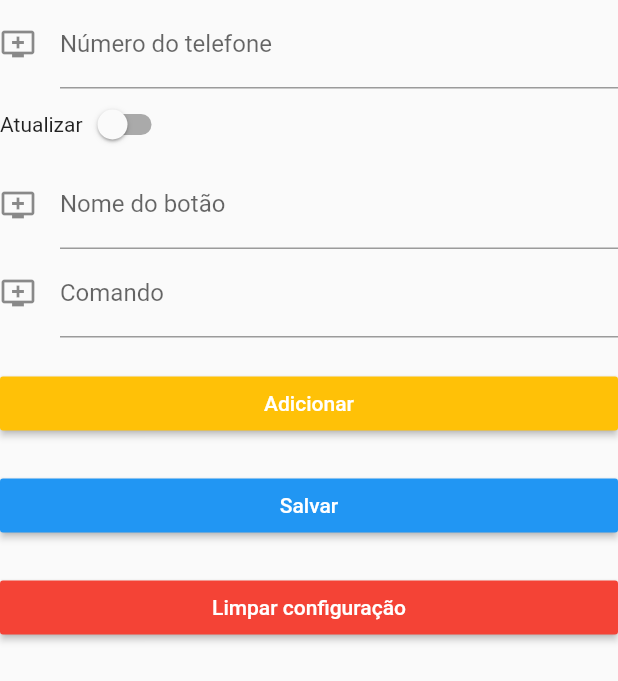
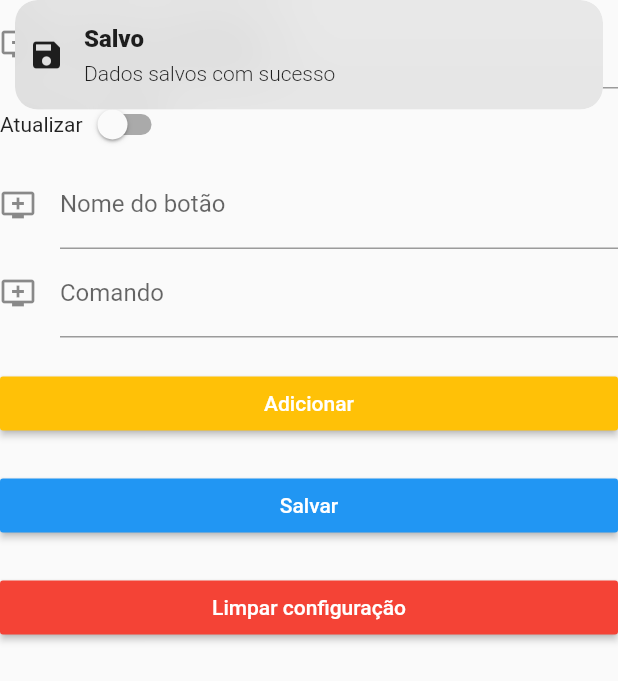
Before and after one commit to marcosradix/bloqueador_universal, a Flutter app: the PageConfig widget shown alone on an empty page, opened directly, after a tap on "Salvar", on a phone screen of 412 x 824 dp. Shown: the top 681 px of the screen. Run offline on Flutter 3.47's test engine with Material 2 defaults, Android fonts, the phone set to English and light mode, and no system bars; our stand-ins replace get, shared_preferences; accounts and stored records are empty; statements that could not run were skipped.

Commit message:
fazendo as mensagens

```diff
--- a/lib/widgets/pages/page_config.dart
+++ b/lib/widgets/pages/page_config.dart
@@ -2,6 +2,7 @@ import 'dart:convert';
 
 import 'package:bloqueador_universal/utils/share_preferences_util.dart';
 import 'package:flutter/material.dart';
+import 'package:get/get.dart';
 
 class PageConfig extends StatefulWidget {
   @override
@@ -89,7 +90,6 @@ class _PageConfigState extends State<PageConfig> {
                     }
                   }else{
                      configuration[_nomeBotao.text] = _comando.text;
-
                   }
                     _nomeBotao.clear();
                     _comando.clear();
@@ -140,6 +140,17 @@ class _PageConfigState extends State<PageConfig> {
                       _nomeBotao.clear();
                       _comando.clear();
                       _telefone.clear();
+                      Get.snackbar(
+                      "Salvo",
+                      "Dados salvos com sucesso",
+                      icon: Icon(Icons.save),
+                      shouldIconPulse: true,
+                      snackPosition: SnackPosition.TOP,
+                      animationDuration: Duration(milliseconds: 500),
+                      barBlur: 20,
+                      isDismissible: true,
+                      duration: Duration(seconds: 3),
+                    );
                     });
                   });
                 },
--- a/pubspec.yaml
+++ b/pubspec.yaml
@@ -23,7 +23,6 @@ environment:
 dependencies:
   flutter:
     sdk: flutter
-  flutter_sms: ^2.0.1+2
   get: ^2.5.6
   shared_preferences: ^0.5.7+2
 
```
Also changed, not shown: lib/widgets/button_widget.dart (+15 -0 lines), lib/widgets/pages/page_control.dart (+4 -4 lines), pubspec.lock, 2 other files.
